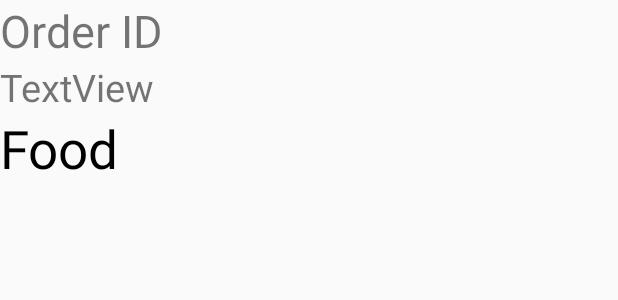
After one commit to thampekgy/FoodApp, an Android app: the layout activity_wait_order.xml on its own in the app's theme, with its tools: preview values and no code run, on a phone screen of 412 x 824 dp. The commit adds this screen. Shown: the top 300 px of the screen. Run offline under Robolectric (Android 15) with nearby library versions, the phone set to English and light mode, and no system bars.

Commit message:
waitOrder

```diff
--- /dev/null
+++ b/app/src/main/res/layout/activity_wait_order.xml
@@ -0,0 +1,46 @@
+<?xml version="1.0" encoding="utf-8"?>
+<android.support.constraint.ConstraintLayout xmlns:android="http://schemas.android.com/apk/res/android"
+    xmlns:app="http://schemas.android.com/apk/res-auto"
+    xmlns:tools="http://schemas.android.com/tools"
+    android:layout_width="match_parent"
+    android:layout_height="match_parent"
+    tools:context=".WaitOrder">
+
+    <LinearLayout
+        android:layout_width="368dp"
+        android:layout_height="495dp"
+        android:orientation="vertical"
+        tools:layout_editor_absoluteX="8dp"
+        tools:layout_editor_absoluteY="8dp">
+
+        <TextView
+            android:id="@+id/txtOrderID"
+            android:layout_width="match_parent"
+            android:layout_height="wrap_content"
+            android:text="Order ID"
+            android:textSize="30dp"/>
+
+        <TextView
+            android:id="@+id/textView18"
+            android:layout_width="match_parent"
+            android:layout_height="wrap_content"
+            android:text="TextView"
+            android:textSize="25dp"/>
+
+        <TextView
+            android:id="@+id/textView16"
+            android:layout_width="match_parent"
+            android:layout_height="wrap_content"
+            android:text="Food"
+            android:textSize="35dp"
+            android:layout_marginBottom="5dp"
+            android:textColor="@android:color/black"/>
+
+        <ListView
+            android:id="@+id/listView"
+            android:layout_width="match_parent"
+            android:layout_height="match_parent" />
+
+
+    </LinearLayout>
+</android.support.constraint.ConstraintLayout>
--- a/app/src/main/res/menu/main.xml
+++ b/app/src/main/res/menu/main.xml
@@ -28,9 +28,9 @@
                 android:icon="@drawable/ic_search_black_24dp"
                 app:showAsAction="always" />
         <item
-            android:id="@+id/cartButton"
+            android:id="@+id/waitOrder"
             android:title="Order List"
-            android:icon="@drawable/ic_shopping_cart_black_24dp"
+            android:icon="@drawable/ic_access_time_black_24dp"
             app:showAsAction="always" />
 
 
```
Also changed, not shown: app/src/main/AndroidManifest.xml (+2 -6 lines), app/src/main/java/com/example/windows10/newproject/MainActivity.java (+10 -1 lines), app/src/main/res/layout/activity_view_request.xml (deleted, +0 -17 lines), app/src/main/res/layout/adapter_view_request.xml (deleted, +0 -67 lines), app/src/main/res/layout/wait_order_layout.xml (added, +22 -0 lines).
